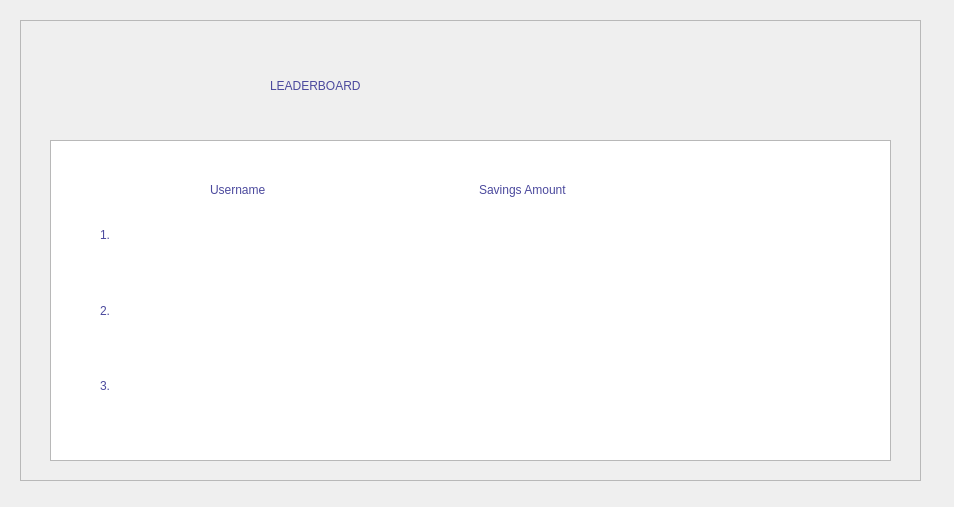
First picture: the form in view/leaderboard.ui, repository rawsashimi1604/1009_BankingSystem, before the edit.
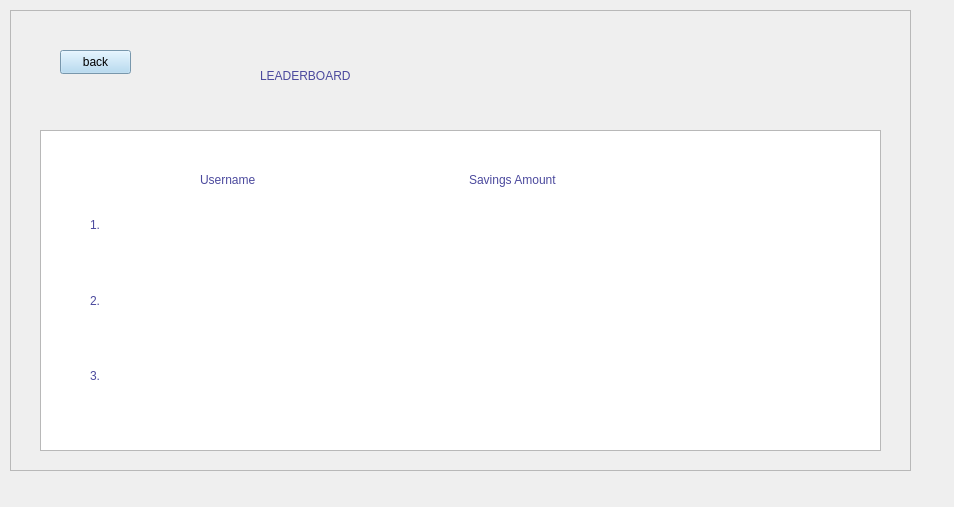
Second picture: the form after the edit.

Commit message: linked leaderboard ui to menu

```diff
--- a/view/leaderboard.ui
+++ b/view/leaderboard.ui
@@ -13,11 +13,21 @@
   <property name="windowTitle">
    <string>Form</string>
   </property>
+  <widget class="QStackedWidget" name="stackedWidget">
+   <property name="geometry">
+    <rect>
+     <x>10</x>
+     <y>10</y>
+     <width>941</width>
+     <height>491</height>
+    </rect>
+   </property>
+   <widget class="QWidget" name="page">
   <widget class="QFrame" name="frame">
    <property name="geometry">
     <rect>
-     <x>20</x>
-     <y>20</y>
+       <x>0</x>
+       <y>0</y>
      <width>901</width>
      <height>461</height>
     </rect>
@@ -133,6 +143,25 @@
       </widget>
      </item>
     </layout>
+     </widget>
+     <widget class="QPushButton" name="back">
+      <property name="geometry">
+       <rect>
+        <x>50</x>
+        <y>40</y>
+        <width>71</width>
+        <height>24</height>
+       </rect>
+      </property>
+      <property name="styleSheet">
+       <string notr="true">background-color: rgb(168, 212, 241);
+font: 700 9pt &quot;Segoe UI&quot;;</string>
+      </property>
+      <property name="text">
+       <string>back</string>
+      </property>
+     </widget>
+    </widget>
    </widget>
   </widget>
  </widget>
```
Left out of the diff: 26 changed lines with no effect on the pictures. Lines whose indentation alone changed are shown as unchanged. The commit also changes 6 other files.
